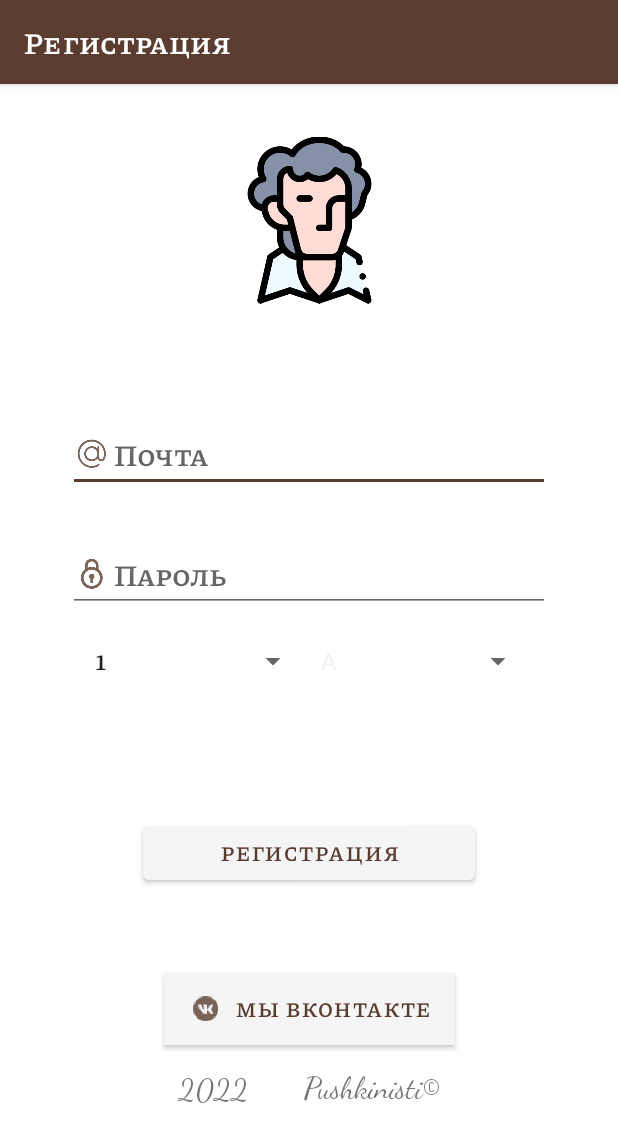
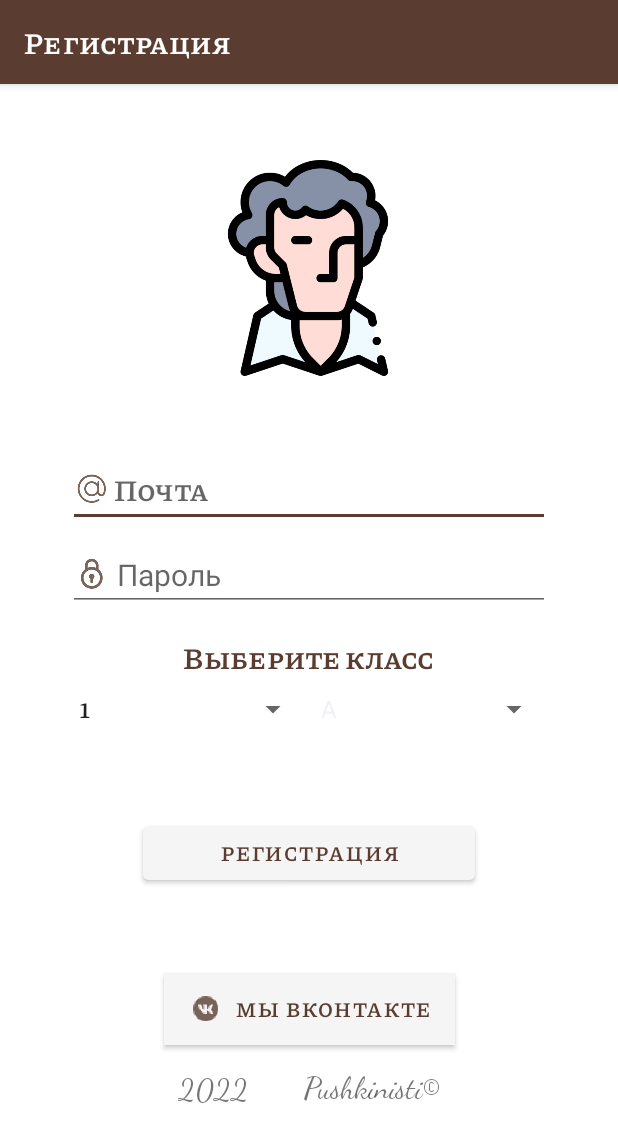
Before and after one commit to MrSmIlEyar/software_for_the_lyceum9_java, an Android app: the signup screen opened directly, with no data from a screen before it, on a phone screen of 412 x 824 dp. Shown: the top 1142 px of the screen. Run offline under Robolectric (Android 15) with nearby library versions, the phone set to English and light mode, and no system bars; our stand-ins replace Firebase (no records; nobody signed in at launch, a user with empty details on screens opened directly).

Commit message:
activity_signup.xml fix

```diff
--- a/app/src/main/res/layout/activity_signup.xml
+++ b/app/src/main/res/layout/activity_signup.xml
@@ -44,10 +44,11 @@
 
     <ImageView
         android:id="@+id/imageView"
-        android:layout_width="111dp"
-        android:layout_height="149dp"
-        android:layout_marginTop="16dp"
+        android:layout_width="144dp"
+        android:layout_height="196dp"
+        app:layout_constraintBottom_toTopOf="@+id/login_email"
         app:layout_constraintEnd_toEndOf="parent"
+        app:layout_constraintHorizontal_bias="0.498"
         app:layout_constraintStart_toStartOf="parent"
         app:layout_constraintTop_toTopOf="parent"
         app:srcCompat="@drawable/poet" />
@@ -84,7 +85,8 @@
         android:id="@+id/login_email"
         android:layout_width="match_parent"
         android:layout_height="wrap_content"
-        android:layout_marginHorizontal="45sp"
+        android:layout_marginHorizontal="45dp"
+        android:layout_marginBottom="8dp"
         android:drawableLeft="@drawable/ic_email"
         android:hint=" Почта"
         android:inputType="textEmailAddress"
@@ -94,24 +96,22 @@
         android:textColor="#5A3D30"
         android:textSize="20sp"
         android:theme="@style/Theme.MyLyceum"
-        app:layout_constraintBottom_toBottomOf="parent"
+        app:layout_constraintBottom_toTopOf="@+id/password_user"
         app:layout_constraintEnd_toEndOf="parent"
-        app:layout_constraintHorizontal_bias="0.505"
-        app:layout_constraintStart_toStartOf="parent"
-        app:layout_constraintTop_toTopOf="parent"
-        app:layout_constraintVertical_bias="0.309">
+        app:layout_constraintHorizontal_bias="0.359"
+        app:layout_constraintStart_toStartOf="parent">
 
     </EditText>
 
     <EditText
         android:id="@+id/password_user"
+        style="@style/Theme.MyLyceum"
         android:layout_width="match_parent"
         android:layout_height="wrap_content"
-        android:layout_marginHorizontal="45sp"
+        android:layout_marginHorizontal="45dp"
         android:drawableLeft="@drawable/ic_password"
-
         android:hint=" Пароль"
-
+        android:inputType="textPassword"
         android:maxLength="15"
         android:textColor="#5A3D30"
         android:textSize="20sp"
@@ -124,29 +124,42 @@
 
     </EditText>
 
+    <TextView
+        android:id="@+id/textViewSelectClass"
+        android:layout_width="wrap_content"
+        android:layout_height="wrap_content"
+        android:layout_marginTop="16dp"
+        android:text="Выберите класс"
+        android:textColor="#5A3D30"
+        android:textSize="20sp"
+        app:layout_constraintEnd_toEndOf="parent"
+        app:layout_constraintStart_toStartOf="parent"
+        app:layout_constraintTop_toBottomOf="@+id/password_user" />
+
     <LinearLayout
-        android:layout_width="300dp"
-        android:layout_height="95dp"
+        android:id="@+id/linearLayout8"
+        android:layout_width="match_parent"
+        android:layout_height="40dp"
+        android:layout_marginHorizontal="45dp"
+        android:layout_marginTop="8dp"
         android:orientation="horizontal"
-        app:layout_constraintBottom_toTopOf="@+id/signup"
         app:layout_constraintEnd_toEndOf="parent"
-        app:layout_constraintHorizontal_bias="0.5"
         app:layout_constraintStart_toStartOf="parent"
-        app:layout_constraintTop_toBottomOf="@+id/password_user">
+        app:layout_constraintTop_toBottomOf="@+id/textViewSelectClass">
 
         <Spinner
             android:id="@+id/class_numb"
             android:layout_width="match_parent"
             android:layout_height="wrap_content"
-            android:entries="@array/class_number"
-            android:layout_weight="1" />
+            android:layout_weight="1"
+            android:entries="@array/class_number" />
 
         <Spinner
             android:id="@+id/class_bukv"
             android:layout_width="match_parent"
             android:layout_height="wrap_content"
-            android:entries="@array/nachal_class"
-            android:layout_weight="1" />
+            android:layout_weight="1"
+            android:entries="@array/nachal_class" />
     </LinearLayout>
 
 </androidx.constraintlayout.widget.ConstraintLayout>
```
